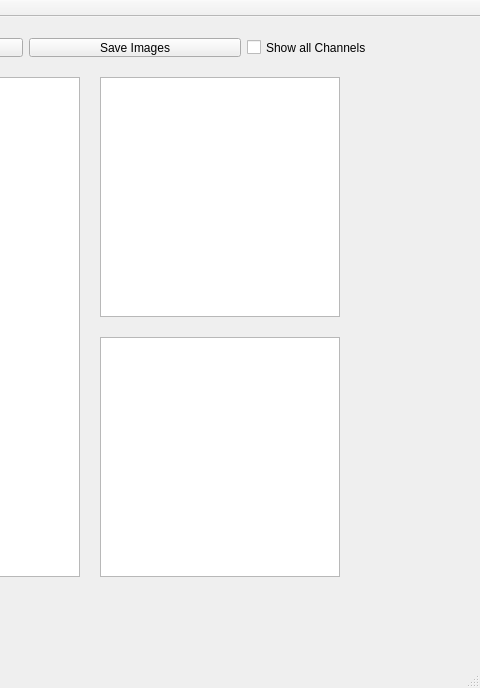
Above: RGB_NIR_Depth_capture/rgbnird_mainwindow.ui from yudanaz/masterthesis before the change; both pictures show x 430 to 910 and y 0 to 688 of the 910 by 688 pixel window. Below: the same form after it.
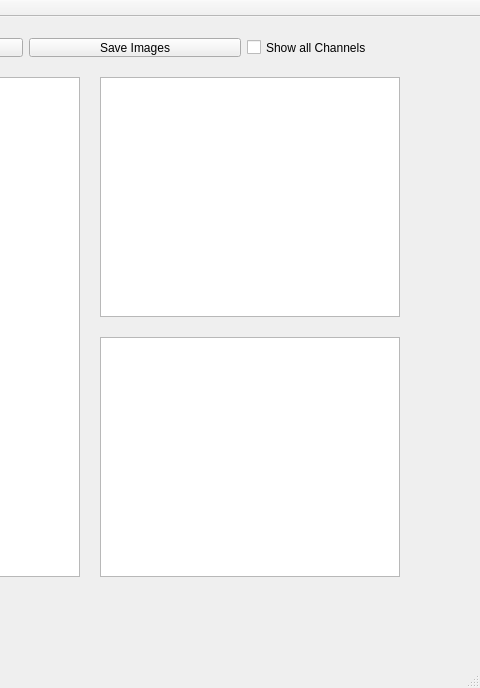
That is the form after the change.

The edit to the form file:
```diff
--- a/RGB_NIR_Depth_capture/rgbnird_mainwindow.ui
+++ b/RGB_NIR_Depth_capture/rgbnird_mainwindow.ui
@@ -69,7 +69,7 @@
      <rect>
       <x>530</x>
       <y>60</y>
-      <width>240</width>
+      <width>300</width>
       <height>240</height>
      </rect>
     </property>
@@ -79,7 +79,7 @@
      <rect>
       <x>530</x>
       <y>320</y>
-      <width>240</width>
+      <width>300</width>
       <height>240</height>
      </rect>
     </property>
```
Left out of the diff: 2 changed lines with no effect on the pictures.
